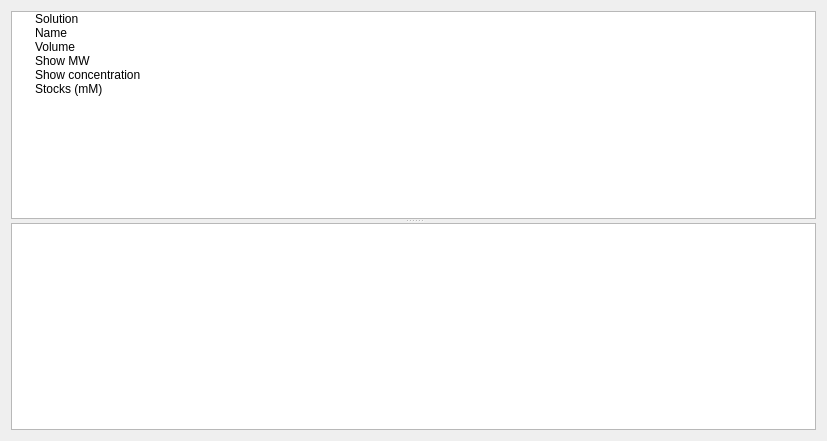
Qt form recipeEditorTemplate.ui (campagnola/pycsf) before a commit.
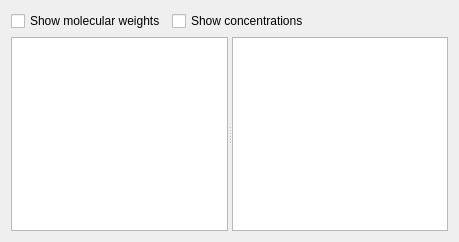
The same form after that commit. Custom widgets are drawn as their Qt base class.

Commit message: recipe editor starting to work

Diff of the .ui file:
```diff
--- a/recipeEditorTemplate.ui
+++ b/recipeEditorTemplate.ui
@@ -6,8 +6,8 @@
    <rect>
     <x>0</x>
     <y>0</y>
-    <width>827</width>
-    <height>441</height>
+    <width>459</width>
+    <height>242</height>
    </rect>
   </property>
   <property name="windowTitle">
@@ -15,70 +15,47 @@
   </property>
   <layout class="QGridLayout" name="gridLayout">
    <item row="0" column="0">
+    <layout class="QHBoxLayout" name="horizontalLayout">
+     <item>
+      <widget class="QCheckBox" name="checkBox">
+       <property name="text">
+        <string>Show molecular weights</string>
+       </property>
+      </widget>
+     </item>
+     <item>
+      <widget class="QCheckBox" name="checkBox_2">
+       <property name="text">
+        <string>Show concentrations</string>
+       </property>
+      </widget>
+     </item>
+     <item>
+      <spacer name="horizontalSpacer">
+       <property name="orientation">
+        <enum>Qt::Horizontal</enum>
+       </property>
+       <property name="sizeHint" stdset="0">
+        <size>
+         <width>40</width>
+         <height>20</height>
+        </size>
+       </property>
+      </spacer>
+     </item>
+    </layout>
+   </item>
+   <item row="1" column="0">
     <widget class="QSplitter" name="splitter">
      <property name="orientation">
-      <enum>Qt::Vertical</enum>
+      <enum>Qt::Horizontal</enum>
      </property>
-     <widget class="TreeWidget" name="recipeTree">
-      <property name="headerHidden">
-       <bool>true</bool>
-      </property>
-      <column>
-       <property name="text">
-        <string>New Column</string>
-       </property>
-      </column>
-      <item>
-       <property name="text">
-        <string>Solution</string>
-       </property>
-      </item>
-      <item>
-       <property name="text">
-        <string>Name</string>
-       </property>
-      </item>
-      <item>
-       <property name="text">
-        <string>Volume</string>
-       </property>
-      </item>
-      <item>
-       <property name="text">
-        <string>Show MW</string>
-       </property>
-      </item>
-      <item>
-       <property name="text">
-        <string>Show concentration</string>
-       </property>
-      </item>
-      <item>
-       <property name="text">
-        <string>Stocks (mM)</string>
-       </property>
-      </item>
-     </widget>
-     <widget class="QTextBrowser" name="textBrowser">
-      <property name="html">
-       <string>&lt;!DOCTYPE HTML PUBLIC &quot;-//W3C//DTD HTML 4.0//EN&quot; &quot;http://www.w3.org/TR/REC-html40/strict.dtd&quot;&gt;
-&lt;html&gt;&lt;head&gt;&lt;meta name=&quot;qrichtext&quot; content=&quot;1&quot; /&gt;&lt;style type=&quot;text/css&quot;&gt;
-p, li { white-space: pre-wrap; }
-&lt;/style&gt;&lt;/head&gt;&lt;body style=&quot; font-family:'Oxygen-Sans'; font-size:10pt; font-weight:400; font-style:normal;&quot;&gt;
-&lt;p style=&quot;-qt-paragraph-type:empty; margin-top:0px; margin-bottom:0px; margin-left:0px; margin-right:0px; -qt-block-indent:0; text-indent:0px;&quot;&gt;&lt;br /&gt;&lt;/p&gt;&lt;/body&gt;&lt;/html&gt;</string>
-      </property>
-     </widget>
+     <widget class="QListWidget" name="recipeSetList"/>
+     <widget class="QTableWidget" name="recipeTable"/>
     </widget>
    </item>
   </layout>
  </widget>
- <customwidgets>
-  <customwidget>
-   <class>TreeWidget</class>
-   <extends>QTreeWidget</extends>
-   <header>acq4.pyqtgraph</header>
-  </customwidget>
- </customwidgets>
  <resources/>
  <connections/>
 </ui>
```
The commit also changes 7 other files.
